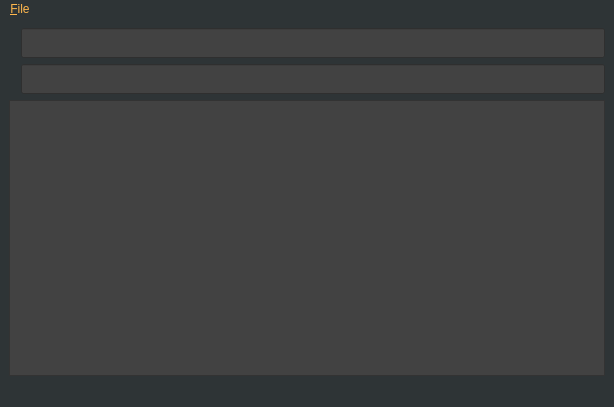
This is mainwindow.ui in knvmbox/phonebook as Qt 5 draws it before an edit. The edited form follows.
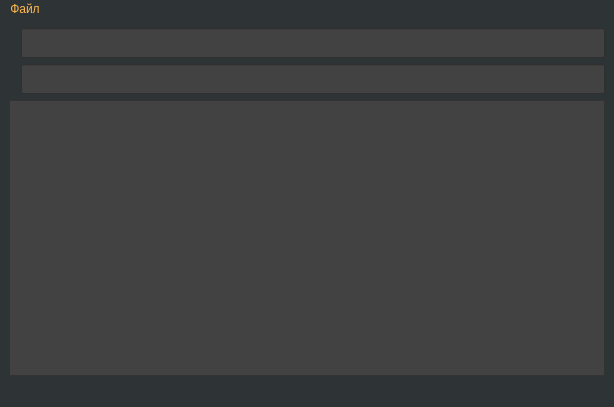
This is the edited form. Icons and pictures are not drawn.

```diff
--- a/mainwindow.ui
+++ b/mainwindow.ui
@@ -151,7 +151,7 @@
    </property>
    <widget class="QMenu" name="menu">
     <property name="title">
-     <string>&amp;File</string>
+     <string>Файл</string>
     </property>
     <addaction name="action"/>
    </widget>
```
Left out of the diff: 11 changed lines with no effect on the pictures.
